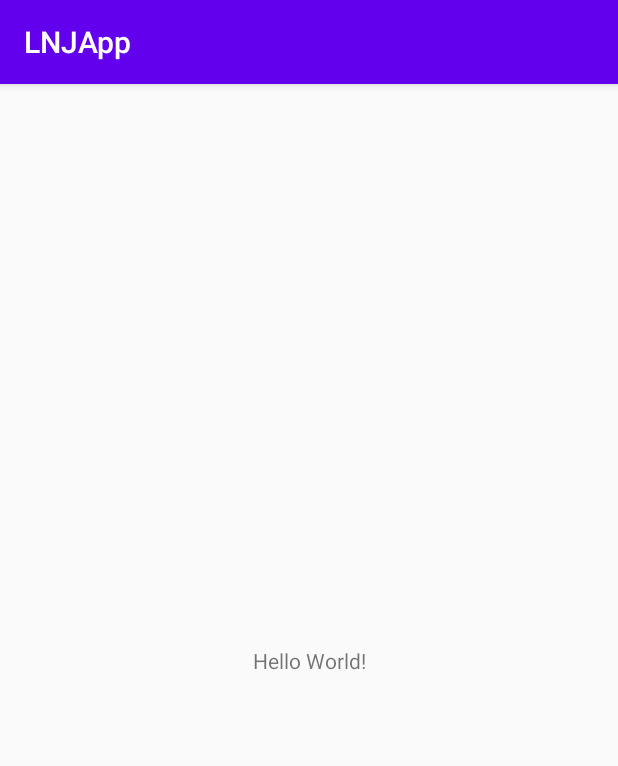
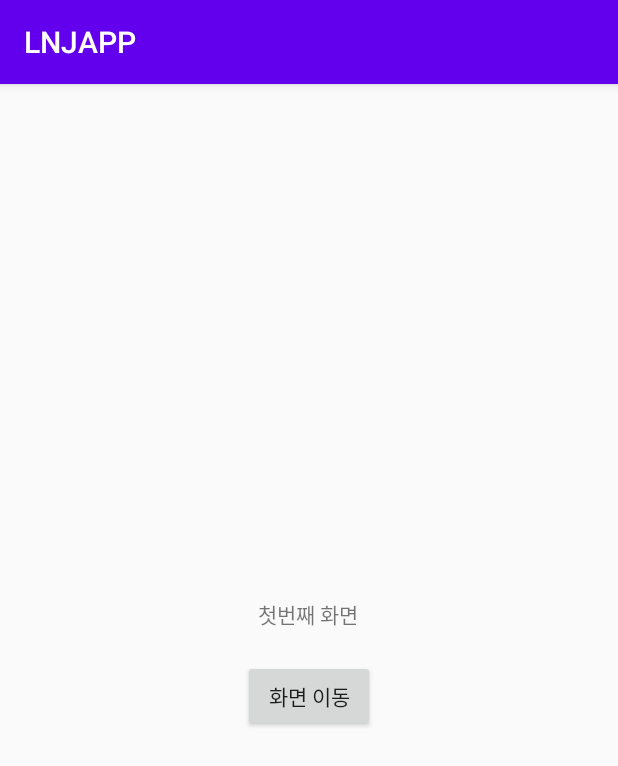
Before and after one commit to ane125/-GocheonStudy, an Android app: the screen it shows after launch (MainActivity), on a phone screen of 412 x 824 dp. Shown: the top 766 px of the screen. Run offline under Robolectric (Android 15) with nearby library versions, the phone set to English and light mode, and no system bars.

Commit message:
2020-08-12 업데이트

```diff
--- a/LNJAndroidProject/LNJApp/app/src/main/AndroidManifest.xml
+++ b/LNJAndroidProject/LNJApp/app/src/main/AndroidManifest.xml
@@ -16,6 +16,7 @@
                 <category android:name="android.intent.category.LAUNCHER" />
             </intent-filter>
         </activity>
+        <activity android:name=".SubActivity"></activity>
     </application>
 
 </manifest>
--- a/LNJAndroidProject/LNJApp/app/src/main/java/com/example/lnjapp/MainActivity.java
+++ b/LNJAndroidProject/LNJApp/app/src/main/java/com/example/lnjapp/MainActivity.java
@@ -2,7 +2,10 @@
 
 import androidx.appcompat.app.AppCompatActivity;
 
+import android.content.Intent;
 import android.os.Bundle;
+import android.view.View;
+import android.widget.Button;
 
 public class MainActivity extends AppCompatActivity {
 
@@ -10,5 +13,16 @@
     protected void onCreate(Bundle savedInstanceState) {
         super.onCreate(savedInstanceState);
         setContentView(R.layout.activity_main);
-    }
-}
+
+        Button b = (Button)findViewById(R.id.button);
+        b.setOnClickListener(new View.OnClickListener() {
+
+            @Override
+            public void onClick(View v) {
+                // 버튼 클릭 시 동작 설정
+                Intent intent = new Intent(MainActivity.this, SubActivity.class);
+                startActivity(intent);
+            }
+        });
+    } //onCreate
+} //end MainActivity
--- a/LNJAndroidProject/LNJApp/app/src/main/res/layout/activity_main.xml
+++ b/LNJAndroidProject/LNJApp/app/src/main/res/layout/activity_main.xml
@@ -7,12 +7,24 @@
     tools:context=".MainActivity">
 
     <TextView
+        android:id="@+id/textView"
         android:layout_width="wrap_content"
         android:layout_height="wrap_content"
-        android:text="Hello World!"
+        android:text="첫번째 화면"
         app:layout_constraintBottom_toBottomOf="parent"
+        app:layout_constraintHorizontal_bias="0.498"
         app:layout_constraintLeft_toLeftOf="parent"
         app:layout_constraintRight_toRightOf="parent"
-        app:layout_constraintTop_toTopOf="parent" />
+        app:layout_constraintTop_toTopOf="parent"
+        app:layout_constraintVertical_bias="0.459" />
 
+    <Button
+        android:id="@+id/button"
+        android:layout_width="wrap_content"
+        android:layout_height="wrap_content"
+        android:layout_marginTop="20dp"
+        android:text="화면 이동"
+        app:layout_constraintEnd_toEndOf="parent"
+        app:layout_constraintStart_toStartOf="parent"
+        app:layout_constraintTop_toBottomOf="@+id/textView" />
 </androidx.constraintlayout.widget.ConstraintLayout>
--- a/LNJAndroidProject/LNJApp/app/src/main/res/values/strings.xml
+++ b/LNJAndroidProject/LNJApp/app/src/main/res/values/strings.xml
@@ -1,3 +1,3 @@
 <resources>
-    <string name="app_name">LNJApp</string>
+    <string name="app_name">LNJAPP</string>
 </resources>
```
Also changed, not shown: LNJAndroidProject/LNJApp/app/src/main/java/com/example/lnjapp/SubActivity.java (added, +24 -0 lines), LNJAndroidProject/LNJApp/app/src/main/res/layout/subactivity_main.xml (added, +32 -0 lines), 2 other files.
